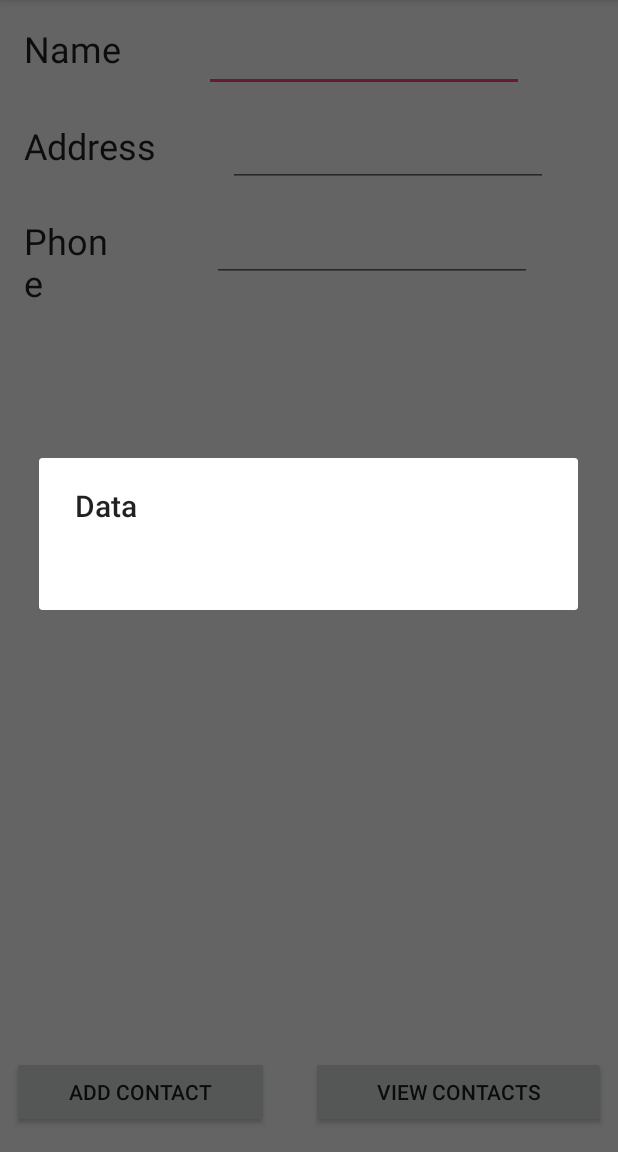
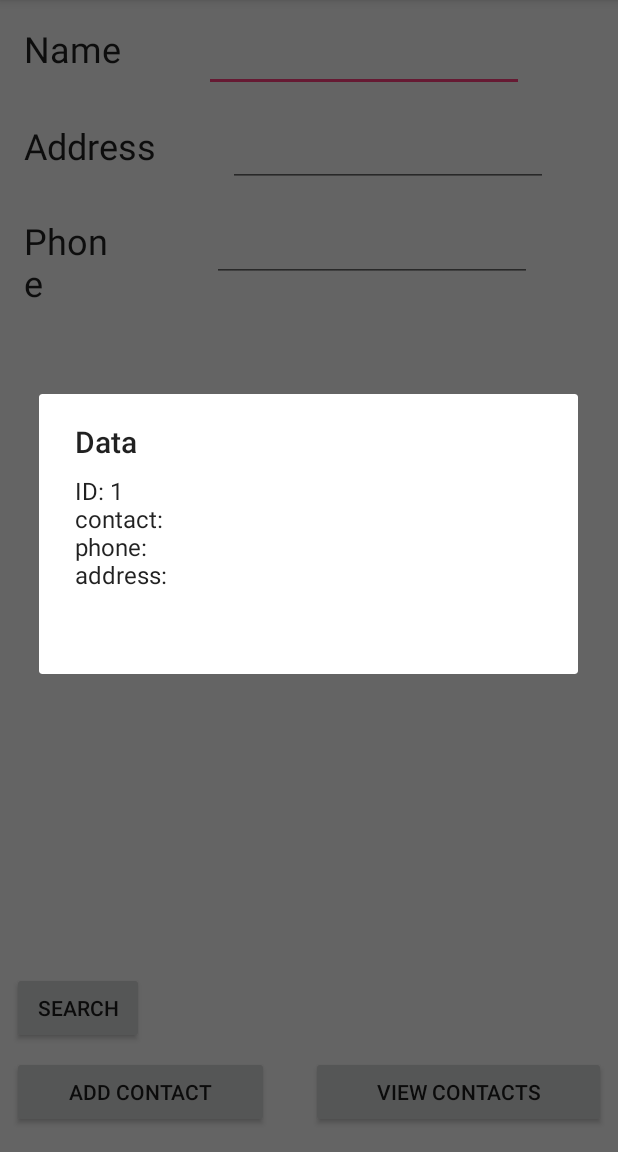
Before and after one commit to cjsefkow/SefkowConor_SQLnotes, an Android app: the screen it shows after launch (MainActivity), after a tap on "VIEW CONTACTS", on a phone screen of 412 x 824 dp, the part 84-1236 px from its top. Run offline under Robolectric (Android 15) with nearby library versions, the phone set to English and light mode, and no system bars.

Commit message:
Added first part of search thing

```diff
--- a/app/build.gradle
+++ b/app/build.gradle
@@ -22,6 +22,7 @@ dependencies {
     implementation fileTree(dir: 'libs', include: ['*.jar'])
     implementation 'com.android.support:appcompat-v7:27.1.1'
     implementation 'com.android.support.constraint:constraint-layout:1.1.0'
+    implementation 'com.android.support:design:27.1.1'
     testImplementation 'junit:junit:4.12'
     androidTestImplementation 'com.android.support.test:runner:1.0.2'
     androidTestImplementation 'com.android.support.test.espresso:espresso-core:3.0.2'
--- a/app/src/main/AndroidManifest.xml
+++ b/app/src/main/AndroidManifest.xml
@@ -16,6 +16,11 @@
                 <category android:name="android.intent.category.LAUNCHER" />
             </intent-filter>
         </activity>
+        <activity
+            android:name=".SearchActivity"
+            android:label="@string/title_activity_search"
+            android:theme="@style/AppTheme.NoActionBar" />
+        <activity android:name=".Search_Activity" />
     </application>
 
 </manifest>
--- a/app/src/main/java/com/example/sefkowc1167/mycontactapp/MainActivity.java
+++ b/app/src/main/java/com/example/sefkowc1167/mycontactapp/MainActivity.java
@@ -1,5 +1,6 @@
 package com.example.sefkowc1167.mycontactapp;
 
+import android.content.Intent;
 import android.database.Cursor;
 import android.support.v7.app.AlertDialog;
 import android.support.v7.app.AppCompatActivity;
@@ -50,13 +51,17 @@ public class MainActivity extends AppCompatActivity {
             showMessage("Error", "no data found in database");
         }
 
-        StringBuffer buffer = new StringBuffer();
-        while (res.moveToNext()) {
-            //append res column 0,1,2,3 to buffer, delimited by "\n"
-            //TODO
+        StringBuffer sb = new StringBuffer();
+        while(res.moveToNext()) {
+            // append res column 0,1,2,3 to buffer; delimit "appends" w "\n"
+            for (int i = 0; i < 4; i++) {
+                sb.append(res.getColumnName(i) + ": " + res.getString(i) + "\n");
+            }
+            sb.append("\n");
         }
         Log.d("MyContactApp", "MainActivity: assembled StringBuffer");
-        showMessage("Data", buffer.toString());
+        showMessage("Data", sb.toString());
+        Log.d("MyContactApp", "MainActivity: displaying contacts");
     }
 
     public void showMessage(String title, String message) {
@@ -68,4 +73,13 @@ public class MainActivity extends AppCompatActivity {
         builder.setMessage(message);
         builder.show();
     }
+
+    public static final String EXTRA_MESSAGE = "com.example.sefkowc1167.mycontactapp.MESSAGE";
+    public void SearchRecord(View view) {
+        Log.d("MyContactApp", "MainActivity: entered SearchRecord");
+        Intent intent = new Intent(this, SearchActivity.class);
+        intent.putExtra(EXTRA_MESSAGE, editName.getText().toString());
+        startActivity(intent);
+    }
+
 }
--- a/app/src/main/res/layout/activity_main.xml
+++ b/app/src/main/res/layout/activity_main.xml
@@ -102,4 +102,15 @@
         app:layout_constraintEnd_toEndOf="parent"
         app:layout_constraintStart_toEndOf="@+id/button" />
 
+    <Button
+        android:id="@+id/button3"
+        android:layout_width="wrap_content"
+        android:layout_height="wrap_content"
+        android:layout_marginBottom="8dp"
+        android:layout_marginStart="8dp"
+        android:onClick="SearchRecord"
+        android:text="Search"
+        app:layout_constraintBottom_toTopOf="@+id/button"
+        app:layout_constraintStart_toStartOf="parent" />
+
 </android.support.constraint.ConstraintLayout>
--- /dev/null
+++ b/app/src/main/res/values/dimens.xml
@@ -0,0 +1,3 @@
+<resources>
+    <dimen name="fab_margin">16dp</dimen>
+</resources>
--- a/app/src/main/res/values/strings.xml
+++ b/app/src/main/res/values/strings.xml
@@ -1,3 +1,4 @@
 <resources>
     <string name="app_name">MyContactApp</string>
+    <string name="title_activity_search">SearchActivity</string>
 </resources>
--- a/app/src/main/res/values/styles.xml
+++ b/app/src/main/res/values/styles.xml
@@ -8,4 +8,13 @@
         <item name="colorAccent">@color/colorAccent</item>
     </style>
 
+    <style name="AppTheme.NoActionBar">
+        <item name="windowActionBar">false</item>
+        <item name="windowNoTitle">true</item>
+    </style>
+
+    <style name="AppTheme.AppBarOverlay" parent="ThemeOverlay.AppCompat.Dark.ActionBar" />
+
+    <style name="AppTheme.PopupOverlay" parent="ThemeOverlay.AppCompat.Light" />
+
 </resources>
```
Also changed, not shown: app/src/main/java/com/example/sefkowc1167/mycontactapp/SearchActivity.java (added, +30 -0 lines), app/src/main/res/layout/activity_search.xml (added, +33 -0 lines), app/src/main/res/layout/activity_search_.xml (added, +9 -0 lines), app/src/main/res/layout/content_search.xml (added, +11 -0 lines), app/src/main/res/layout/search_activity.xml (added, +38 -0 lines).
